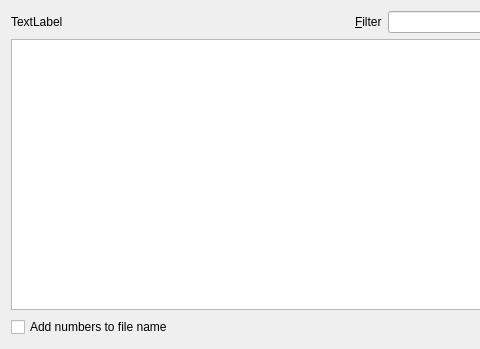
Old version of the form selectablelistdlg.ui in the repository kernel1024/jpreader; both pictures show x 0 to 480 and y 0 to 349 of the 704 by 349 pixel window.
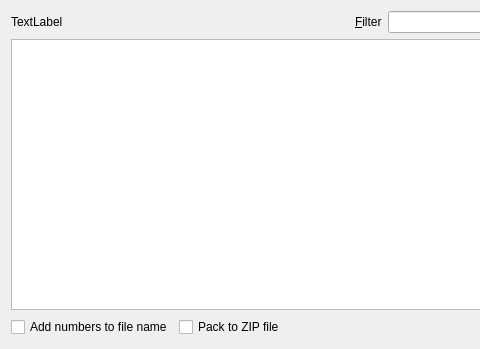
New version of the form.

Diff of the .ui file:
```diff
--- a/selectablelistdlg.ui
+++ b/selectablelistdlg.ui
@@ -91,6 +91,13 @@
        </property>
       </widget>
      </item>
+     <item>
+      <widget class="QCheckBox" name="checkZipFile">
+       <property name="text">
+        <string>Pack to ZIP file</string>
+       </property>
+      </widget>
+     </item>
      <item>
       <widget class="QDialogButtonBox" name="buttonBox">
        <property name="orientation">
```
